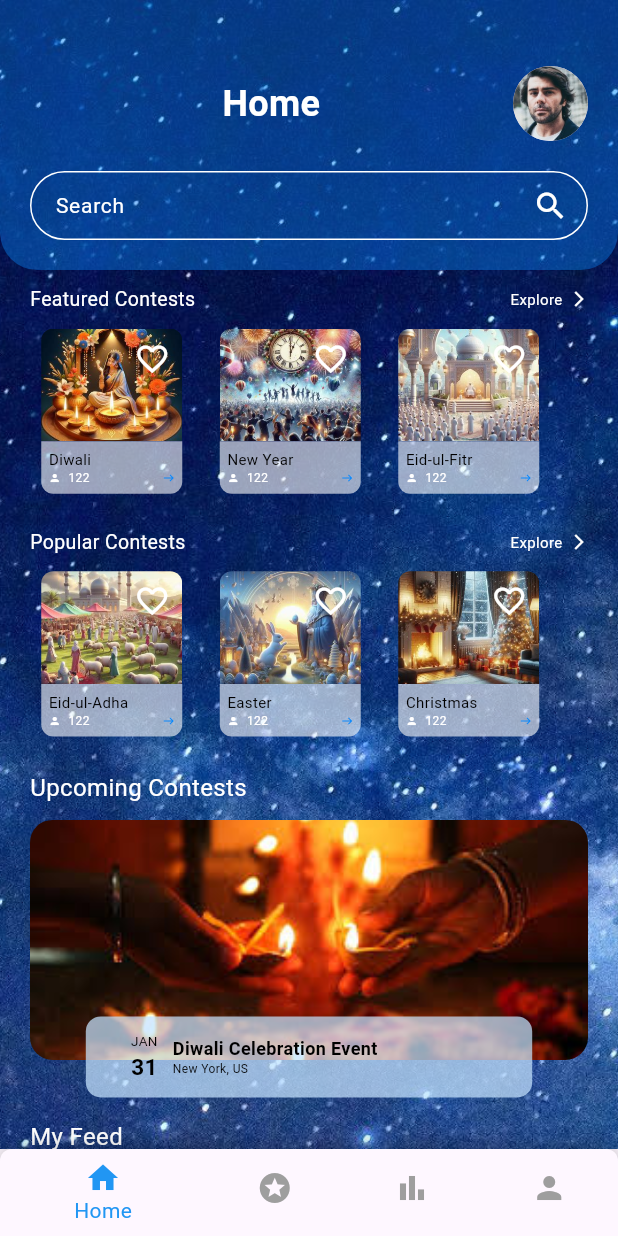
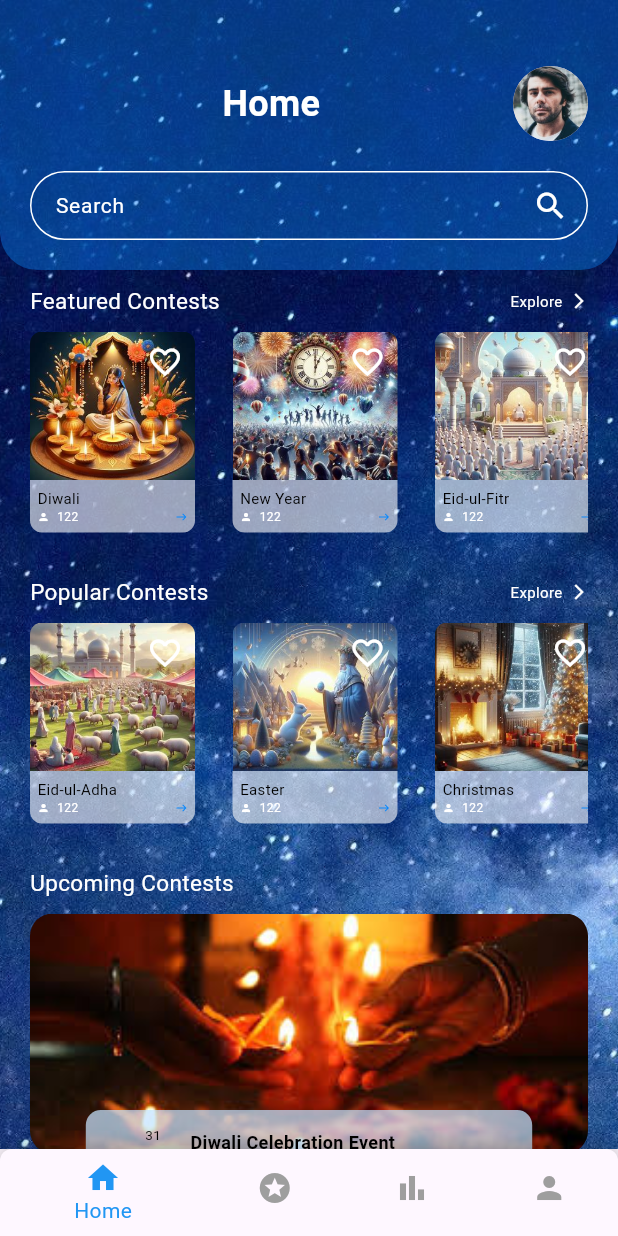
Before and after one commit to AmmaraAkbar123/Mirror-App, a Flutter app: the NavigationScreen screen opened by its route, on a phone screen of 412 x 824 dp. Run offline on Flutter 3.47's test engine with Material 3 defaults, Android fonts, the light colour scheme and no system bars.

```diff
--- a/lib/view/screen/home_screen.dart
+++ b/lib/view/screen/home_screen.dart
@@ -1,7 +1,9 @@
 import 'package:flutter/material.dart';
 import 'package:mirror/view/screen/widgets/event_card.dart';
 import 'package:mirror/view/screen/widgets/feed_section.dart';
+import 'package:mirror/view/screen/widgets/section_header_text.dart';
 import 'package:mirror/view/screen/widgets/text_image_bar.dart';
+import 'package:mirror/view/screen/widgets/upcoming_contest_card.dart';
 
 class HomeScreen extends StatelessWidget {
   const HomeScreen({super.key});
@@ -25,45 +27,90 @@ class HomeScreen extends StatelessWidget {
             child: SingleChildScrollView(
               child: Column(
                 children: [
-                  _buildSectionHeader(context, "Featured Contests"),
+                  SectionHeader(
+                    title: "Featured Contests",
+                    exploreText: "Explore",
+                  ),
                   const SizedBox(height: 10),
                   _buildHorizontalScrollSection([
-                    const EventCard(imagePath: 'assets/images/diwali.jpeg', eventName: 'Diwali', participants: '122'),
-                    const EventCard(imagePath: 'assets/images/new-year.jpeg', eventName: 'New Year', participants: '122'),
-                    const EventCard(imagePath: 'assets/images/eid.jpeg', eventName: 'Eid-ul-Fitr', participants: '122'),
+                    const EventCard(
+                      imagePath: 'assets/images/diwali.jpeg',
+                      eventName: 'Diwali',
+                      participants: '122',
+                      cardWidth: 110,
+                    ),
+                    const EventCard(
+                      imagePath: 'assets/images/new-year.jpeg',
+                      eventName: 'New Year',
+                      participants: '122',
+                      cardWidth: 110,
+                    ),
+                    const EventCard(
+                      imagePath: 'assets/images/eid.jpeg',
+                      eventName: 'Eid-ul-Fitr',
+                      participants: '122',
+                      cardWidth: 110,
+                    ),
                   ]),
                   const SizedBox(height: 20),
-                  _buildSectionHeader(context, "Popular Contests"),
+                  SectionHeader(
+                    title: "Popular Contests",
+                    exploreText: "Explore",
+                  ),
                   const SizedBox(height: 10),
                   Center(
                     child: _buildHorizontalScrollSection([
-                      const EventCard(imagePath: 'assets/images/eid2.jpeg', eventName: 'Eid-ul-Adha', participants: '122'),
-                      const EventCard(imagePath: 'assets/images/easter.jpeg', eventName: 'Easter', participants: '122'),
-                      const EventCard(imagePath: 'assets/images/christmas.jpeg', eventName: 'Christmas', participants: '122'),
+                      const EventCard(
+                        imagePath: 'assets/images/eid2.jpeg',
+                        eventName: 'Eid-ul-Adha',
+                        participants: '122',
+                        cardWidth: 110,
+                      ),
+                      const EventCard(
+                        imagePath: 'assets/images/easter.jpeg',
+                        eventName: 'Easter',
+                        participants: '122',
+                        cardWidth: 110,
+                      ),
+                      const EventCard(
+                        imagePath: 'assets/images/christmas.jpeg',
+                        eventName: 'Christmas',
+                        participants: '122',
+                        cardWidth: 110,
+                      ),
                     ]),
                   ),
                   const SizedBox(height: 20),
-                  const Row(
-                    children: [
-                      Text("Upcoming Contests", style: TextStyle(color: Colors.white, fontSize: 16)),
-                    ],
+                  SectionHeader(
+                    title: "Upcoming Contests",
                   ),
                   const SizedBox(height: 10),
-                  _buildUpcomingContestCard(
-                      'assets/images/upcoming.jpeg', 'Diwali Celebration Event', 'JAN', '31', 'New York, US'),
+                  UpcomingContestCard(
+                    eventName: 'Diwali Celebration Event',
+                    day: 'JAN',
+                    date: '31',
+                    location: 'New York, US',
+                    imagePath: 'assets/images/upcoming.jpeg',
+                  ),
                   const SizedBox(height: 40),
                   const Row(
-                    children: [
-                      Text("My Feed", style: TextStyle(color: Colors.white, fontSize: 16)),
-                    ],
+                    children: [SectionHeader(title: "My Feed")],
                   ),
                   const SizedBox(height: 10),
                   FeedSection(
                     items: [
-                      FeedItem(imagePath: 'assets/images/user1.png', name: 'Jose Richa'),
-                      FeedItem(imagePath: 'assets/images/user2.png', name: 'Marry Tom'),
-                      FeedItem(imagePath: 'assets/images/user3.png', name: 'Jessica'),
-                      FeedItem(imagePath: 'assets/images/user4.png', name: 'William John'),
+                      FeedItem(
+                          imagePath: 'assets/images/user1.png',
+                          name: 'Jose Richa'),
+                      FeedItem(
+                          imagePath: 'assets/images/user2.png',
+                          name: 'Marry Tom'),
+                      FeedItem(
+                          imagePath: 'assets/images/user3.png',
+                          name: 'Jessica'),
+                      FeedItem(
+                          imagePath: 'assets/images/user4.png',
+                          name: 'William John'),
                     ],
                   ),
                   const SizedBox(height: 20),
@@ -76,115 +123,16 @@ class HomeScreen extends StatelessWidget {
     );
   }
 
-  Widget _buildSectionHeader(BuildContext context, String title) {
-    return Row(
-      mainAxisAlignment: MainAxisAlignment.spaceBetween,
-      children: [
-        Text(
-          title,
-          style: const TextStyle(color: Colors.white, fontSize: 13),
-        ),
-        const Row(
-          children: [
-            Text(
-              "Explore",
-              style: TextStyle(color: Colors.white, fontSize: 10),
-            ),
-            SizedBox(width: 5),
-            Icon(
-              Icons.arrow_forward_ios,
-              size: 12,
-              color: Colors.white,
-            ),
-          ],
-        ),
-      ],
-    );
-  }
-
   Widget _buildHorizontalScrollSection(List<Widget> children) {
     return SingleChildScrollView(
       scrollDirection: Axis.horizontal,
       child: Row(
-        children: children.map((child) => Padding(
-          padding: const EdgeInsets.only(right: 25.0),
-          child: child,
-        )).toList(),
-      ),
-    );
-  }
-
-  Widget _buildUpcomingContestCard(String imagePath, String eventName, String date, String day, String location) {
-    return Container(
-      width: double.infinity,
-      height: 160,
-      decoration: BoxDecoration(
-        borderRadius: BorderRadius.circular(15),
-        image: DecorationImage(
-          image: AssetImage(imagePath),
-          fit: BoxFit.cover,
-        ),
-      ),
-      child: Column(
-        mainAxisAlignment: MainAxisAlignment.end,
-        children: [
-          Transform.translate(
-            offset: const Offset(0, 25),
-            child: FractionallySizedBox(
-              widthFactor: 0.8,
-              child: Container(
-                padding: const EdgeInsets.all(10),
-                decoration: BoxDecoration(
-                  color: const Color(0xFFC6E4FF).withOpacity(0.72),
-                  borderRadius: BorderRadius.circular(10),
-                ),
-                child: Row(
-                  children: [
-                    const SizedBox(width: 20),
-                    Column(
-                      mainAxisAlignment: MainAxisAlignment.center,
-                      crossAxisAlignment: CrossAxisAlignment.center,
-                      children: [
-                        FittedBox(
-                          child: Text(
-                            date,
-                            style: const TextStyle(color: Colors.black, fontSize: 9),
-                          ),
-                        ),
-                        FittedBox(
-                          child: Text(
-                            day,
-                            style: const TextStyle(color: Colors.black, fontSize: 15, fontWeight: FontWeight.bold),
-                          ),
-                        ),
-                      ],
-                    ),
-                    const SizedBox(width: 10),
-                    Expanded(
-                      child: Column(
-                        crossAxisAlignment: CrossAxisAlignment.start,
-                        children: [
-                          FittedBox(
-                            child: Text(
-                              eventName,
-                              style: const TextStyle(color: Colors.black, fontSize: 12, fontWeight: FontWeight.bold),
-                            ),
-                          ),
-                          FittedBox(
-                            child: Text(
-                              location,
-                              style: const TextStyle(color: Colors.black, fontSize: 8),
-                            ),
-                          ),
-                        ],
-                      ),
-                    ),
-                  ],
-                ),
-              ),
-            ),
-          ),
-        ],
+        children: children
+            .map((child) => Padding(
+                  padding: const EdgeInsets.only(right: 25.0),
+                  child: child,
+                ))
+            .toList(),
       ),
     );
   }
--- a/lib/view/screen/navigation_screen.dart
+++ b/lib/view/screen/navigation_screen.dart
@@ -32,7 +32,7 @@ class _NavigationScreenState extends State<NavigationScreen> {
       body: _screens[_currentIndex],
       bottomNavigationBar: Container(
         decoration: BoxDecoration(
-          color: Colors.white.withOpacity(0.65),
+          color: Colors.white.withOpacity(0.6),
           borderRadius: const BorderRadius.only(
             topLeft: Radius.circular(8.0),
             topRight: Radius.circular(8.0),
@@ -54,9 +54,12 @@ class _NavigationScreenState extends State<NavigationScreen> {
             backgroundColor: Colors.transparent,
             items: const [
               BottomNavigationBarItem(icon: Icon(Icons.home), label: 'Home'),
-              BottomNavigationBarItem(icon: Icon(Icons.stars), label: 'Contest'),
-              BottomNavigationBarItem(icon: Icon(Icons.bar_chart), label: 'Statistics'),
-              BottomNavigationBarItem(icon: Icon(Icons.person), label: 'Profile'),
+              BottomNavigationBarItem(
+                  icon: Icon(Icons.stars), label: 'Contest'),
+              BottomNavigationBarItem(
+                  icon: Icon(Icons.bar_chart), label: 'Statistics'),
+              BottomNavigationBarItem(
+                  icon: Icon(Icons.person), label: 'Profile'),
             ],
             currentIndex: _currentIndex,
             selectedItemColor: Colors.blue,
--- a/lib/view/screen/widgets/event_card.dart
+++ b/lib/view/screen/widgets/event_card.dart
@@ -4,22 +4,21 @@ class EventCard extends StatelessWidget {
   final String imagePath;
   final String eventName;
   final String participants;
+  final double cardWidth;
 
   const EventCard({
     super.key,
     required this.imagePath,
     required this.eventName,
     required this.participants,
+    required this.cardWidth,
   });
 
   @override
   Widget build(BuildContext context) {
-    return LayoutBuilder(
-      builder: (context, constraints) {
-        double cardWidth = constraints.maxWidth > 600 ? 94 : constraints.maxWidth / 3 - 10;
     return Container(
       width: cardWidth,
-          height: cardWidth * 1.2,
+      height: cardWidth * 1.3,
       decoration: BoxDecoration(
         borderRadius: BorderRadius.circular(8),
       ),
@@ -29,7 +28,7 @@ class EventCard extends StatelessWidget {
             children: [
               Container(
                 width: double.infinity,
-                    height: cardWidth * 0.8, // Adjust the height to occupy the upper portion
+                height: cardWidth * 0.9,
                 decoration: BoxDecoration(
                   borderRadius: BorderRadius.only(
                     topLeft: Radius.circular(8),
@@ -77,7 +76,8 @@ class EventCard extends StatelessWidget {
                       style: TextStyle(color: Colors.white, fontSize: 8),
                     ),
                     Spacer(),
-                        Icon(Icons.east_outlined, color: Color(0xFF0888FD), size: 8),
+                    Icon(Icons.east_outlined,
+                        color: Color(0xFF0888FD), size: 8),
                   ],
                 ),
               ],
@@ -86,7 +86,5 @@ class EventCard extends StatelessWidget {
         ],
       ),
     );
-      },
-    );
   }
 }
--- /dev/null
+++ b/lib/view/screen/widgets/section_header_text.dart
@@ -0,0 +1,40 @@
+import 'package:flutter/material.dart';
+
+class SectionHeader extends StatelessWidget {
+  final String title;
+  final String? exploreText;
+
+  const SectionHeader({
+    Key? key,
+    required this.title,
+    this.exploreText,
+  }) : super(key: key);
+
+  @override
+  Widget build(BuildContext context) {
+    return Row(
+      mainAxisAlignment: MainAxisAlignment.spaceBetween,
+      children: [
+        Text(
+          title,
+          style: const TextStyle(color: Colors.white, fontSize: 15),
+        ),
+        if (exploreText != null)
+          Row(
+            children: [
+              Text(
+                exploreText!,
+                style: const TextStyle(color: Colors.white, fontSize: 10),
+              ),
+              const SizedBox(width: 5),
+              const Icon(
+                Icons.arrow_forward_ios,
+                size: 12,
+                color: Colors.white,
+              ),
+            ],
+          ),
+      ],
+    );
+  }
+}
--- /dev/null
+++ b/lib/view/screen/widgets/upcoming_contest_card.dart
@@ -0,0 +1,112 @@
+import 'package:flutter/material.dart';
+
+class UpcomingContestCard extends StatelessWidget {
+  final String imagePath;
+  final String? eventName;
+  final String? date;
+  final String? day;
+  final String? location;
+
+  const UpcomingContestCard({
+    super.key,
+    required this.imagePath,
+    this.eventName,
+    this.date,
+    this.day,
+    this.location,
+  });
+
+  @override
+  Widget build(BuildContext context) {
+    return Container(
+      width: double.infinity,
+      height: 160,
+      decoration: BoxDecoration(
+        borderRadius: BorderRadius.circular(15),
+        image: DecorationImage(
+          image: AssetImage(imagePath),
+          fit: BoxFit.cover,
+        ),
+      ),
+      child: Column(
+        mainAxisAlignment: MainAxisAlignment.end,
+        children: [
+          Transform.translate(
+            offset: const Offset(0, 25),
+            child: FractionallySizedBox(
+              widthFactor: 0.8,
+              child: Container(
+                padding: const EdgeInsets.all(10),
+                decoration: BoxDecoration(
+                  color: const Color(0xFFC6E4FF).withOpacity(0.72),
+                  borderRadius: BorderRadius.circular(10),
+                ),
+                child: Row(
+                  children: [
+                    const SizedBox(width: 20),
+                    Column(
+                      mainAxisAlignment: MainAxisAlignment.center,
+                      crossAxisAlignment: CrossAxisAlignment.center,
+                      children: [
+                        if (date != null)
+                          FittedBox(
+                            child: Text(
+                              date!,
+                              style: const TextStyle(
+                                color: Colors.black,
+                                fontSize: 9,
+                              ),
+                            ),
+                          ),
+                        if (day != null)
+                          FittedBox(
+                            child: Text(
+                              day!,
+                              style: const TextStyle(
+                                color: Colors.black,
+                                fontSize: 15,
+                                fontWeight: FontWeight.bold,
+                              ),
+                            ),
+                          ),
+                      ],
+                    ),
+                    const SizedBox(width: 10),
+                    Expanded(
+                      child: Column(
+                        crossAxisAlignment: CrossAxisAlignment.start,
+                        children: [
+                          if (eventName != null)
+                            FittedBox(
+                              child: Text(
+                                eventName!,
+                                style: const TextStyle(
+                                  color: Colors.black,
+                                  fontSize: 12,
+                                  fontWeight: FontWeight.bold,
+                                ),
+                              ),
+                            ),
+                          if (location != null)
+                            FittedBox(
+                              child: Text(
+                                location!,
+                                style: const TextStyle(
+                                  color: Colors.black,
+                                  fontSize: 8,
+                                ),
+                              ),
+                            ),
+                        ],
+                      ),
+                    ),
+                  ],
+                ),
+              ),
+            ),
+          ),
+        ],
+      ),
+    );
+  }
+}
```
Also changed, not shown: lib/model/event_model.dart (added, +77 -0 lines), lib/view/screen/contest_screen.dart (+56 -2 lines), lib/view/screen/event_des_screen.dart (added, +10 -0 lines). Lines whose indentation alone changed are shown as unchanged.
